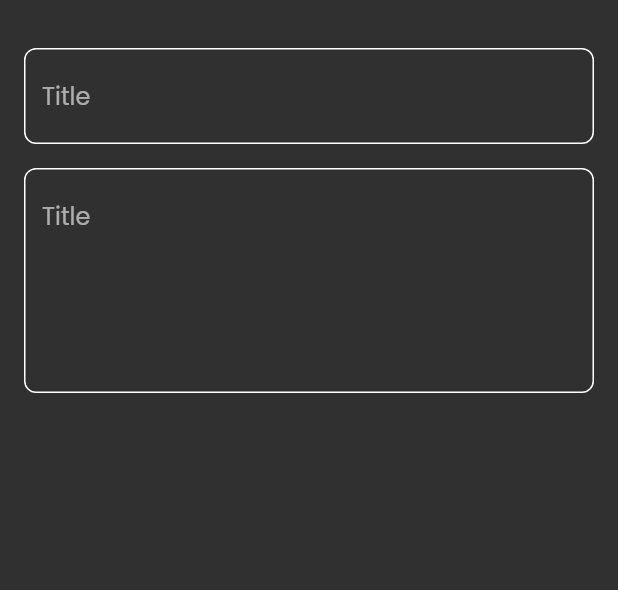
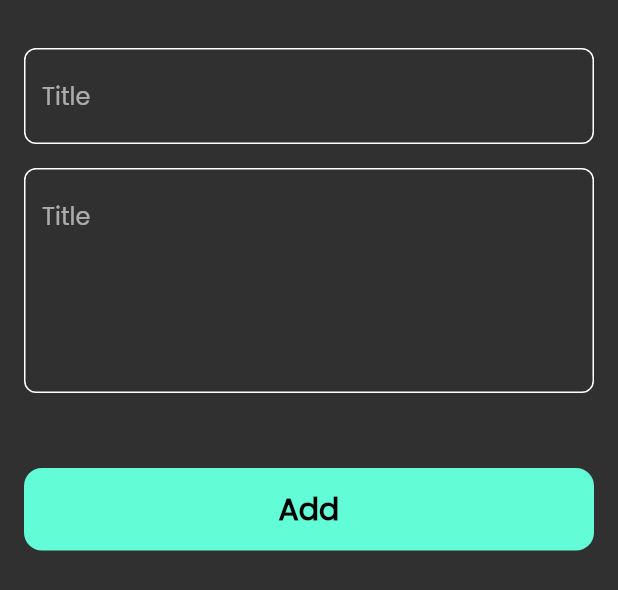
Before and after one commit to MustafaFawzy229/notes_app, a Flutter app: the AddNoteButtonSheet widget shown alone on an empty page, opened directly, on a phone screen of 412 x 824 dp. Shown: the top 590 px of the screen. Run offline on Flutter 3.47's test engine with Material 2 defaults, Android fonts, the phone set to English and light mode, and no system bars; our stand-ins replace font_awesome_flutter.

Commit message:
create button and finish add note bottom sheet

```diff
--- a/lib/views/widgets/add_note_bottom_sheet.dart
+++ b/lib/views/widgets/add_note_bottom_sheet.dart
@@ -1,4 +1,5 @@
 import 'package:flutter/material.dart';
+import 'package:note_app/views/widgets/custom_button.dart';
 import 'package:note_app/views/widgets/custom_text_field.dart';
 
 class AddNoteButtonSheet extends StatelessWidget {
@@ -10,6 +11,7 @@ class AddNoteButtonSheet extends StatelessWidget {
       padding: EdgeInsets.symmetric(
         horizontal: 16,
       ),
+      child: SingleChildScrollView(
         child: Column(
           children: [
             SizedBox(
@@ -25,7 +27,15 @@ class AddNoteButtonSheet extends StatelessWidget {
               hint: 'Content',
               maxLines: 5,
             ),
+            SizedBox(
+              height: 50,
+            ),
+            CustomButton(),
+            SizedBox(
+              height: 22,
+            ),
           ],
+        ),
       ),
     );
   }
--- /dev/null
+++ b/lib/views/widgets/custom_button.dart
@@ -0,0 +1,29 @@
+import 'package:flutter/material.dart';
+
+import '../../constants.dart';
+
+class CustomButton extends StatelessWidget {
+  const CustomButton({super.key});
+
+  @override
+  Widget build(BuildContext context) {
+    return Container(
+      height: 55,
+      width: MediaQuery.of(context).size.width,
+      decoration: BoxDecoration(
+        color: kPrimaryColor,
+        borderRadius: BorderRadius.circular(12),
+      ),
+      child: const Center(
+        child: Text(
+          'Add',
+          style: TextStyle(
+            color: Colors.black,
+            fontSize: 20,
+            fontWeight: FontWeight.bold,
+          ),
+        ),
+      ),
+    );
+  }
+}
```
Lines whose indentation alone changed are shown as unchanged.
